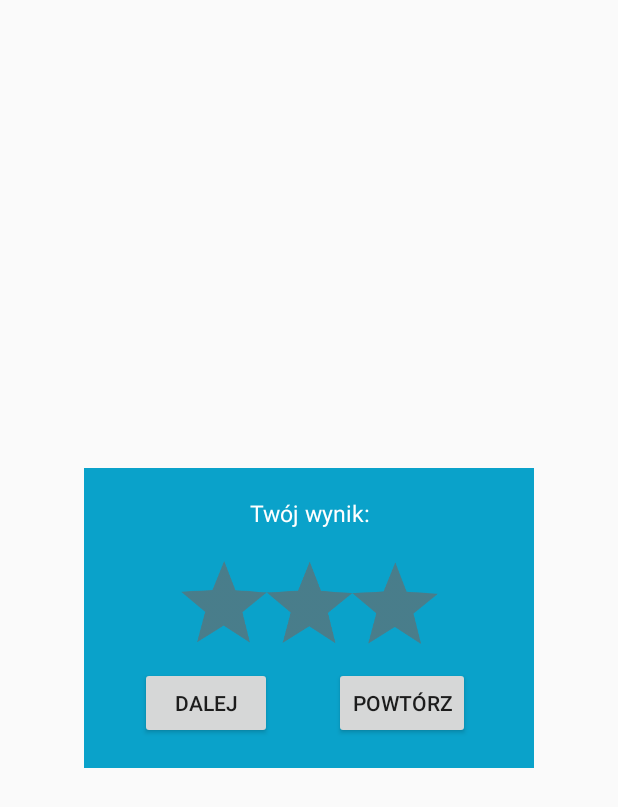
After one commit to monikamyszke/Mathemory, an Android app: the layout completed_level.xml on its own in the app's theme, with its tools: preview values and no code run, on a phone screen of 412 x 824 dp. The commit adds this screen. Shown: the top 807 px of the screen. Run offline under Robolectric (Android 15) with nearby library versions, the phone set to English and light mode, and no system bars.

Commit message:
Przejścia pomiędzy poziomami

```diff
--- /dev/null
+++ b/app/src/main/res/layout/completed_level.xml
@@ -0,0 +1,80 @@
+<?xml version="1.0" encoding="utf-8"?>
+<android.support.constraint.ConstraintLayout
+    xmlns:android="http://schemas.android.com/apk/res/android"
+    xmlns:app="http://schemas.android.com/apk/res-auto"
+    android:layout_width="300dp"
+    android:layout_height="200dp"
+    android:background="@color/background"
+    android:padding="3dp"
+    android:layout_gravity="center">
+
+    <Button
+        android:id="@+id/button"
+        android:layout_width="wrap_content"
+        android:layout_height="wrap_content"
+        android:text="Dalej"
+        android:layout_marginLeft="14dp"
+        app:layout_constraintLeft_toLeftOf="parent"
+        app:layout_constraintRight_toLeftOf="@+id/guideline31"
+        android:layout_marginRight="8dp"
+        app:layout_constraintTop_toTopOf="parent"
+        android:layout_marginTop="11dp"
+        app:layout_constraintHorizontal_bias="0.55"
+        app:layout_constraintBottom_toBottomOf="parent"
+        android:layout_marginBottom="8dp"
+        app:layout_constraintVertical_bias="0.939" />
+
+    <Button
+        android:id="@+id/button2"
+        android:layout_width="wrap_content"
+        android:layout_height="wrap_content"
+        android:text="Powtórz"
+        android:layout_marginRight="22dp"
+        app:layout_constraintRight_toRightOf="parent"
+        android:layout_marginLeft="8dp"
+        app:layout_constraintLeft_toLeftOf="@+id/guideline31"
+        app:layout_constraintTop_toTopOf="parent"
+        android:layout_marginTop="11dp"
+        app:layout_constraintHorizontal_bias="0.333"
+        app:layout_constraintBottom_toBottomOf="parent"
+        android:layout_marginBottom="8dp"
+        app:layout_constraintVertical_bias="0.939" />
+
+    <TextView
+        android:id="@+id/textView"
+        android:layout_width="89dp"
+        android:layout_height="23dp"
+        android:text="Twój wynik:"
+        android:textSize="15dp"
+        android:textColor="@color/white"
+        android:textAlignment="center"
+        app:layout_constraintTop_toTopOf="parent"
+        android:layout_marginTop="16dp"
+        android:layout_marginLeft="8dp"
+        app:layout_constraintLeft_toLeftOf="parent"
+        android:layout_marginRight="8dp"
+        app:layout_constraintRight_toRightOf="parent"
+        app:layout_constraintHorizontal_bias="0.502" />
+
+    <ImageView
+        android:id="@+id/stars"
+        android:layout_width="202dp"
+        android:layout_height="55dp"
+        app:srcCompat="@drawable/all_grey"
+        android:layout_marginLeft="8dp"
+        app:layout_constraintLeft_toLeftOf="parent"
+        android:layout_marginRight="8dp"
+        app:layout_constraintRight_toRightOf="parent"
+        app:layout_constraintBottom_toBottomOf="parent"
+        android:layout_marginBottom="8dp"
+        android:layout_marginTop="8dp"
+        app:layout_constraintTop_toBottomOf="@+id/textView"
+        app:layout_constraintVertical_bias="0.137" />
+
+    <android.support.constraint.Guideline
+        android:layout_width="wrap_content"
+        android:layout_height="wrap_content"
+        android:id="@+id/guideline31"
+        android:orientation="vertical"
+        app:layout_constraintGuide_percent="0.5" />
+</android.support.constraint.ConstraintLayout>
--- a/app/src/main/res/values/colors.xml
+++ b/app/src/main/res/values/colors.xml
@@ -4,6 +4,6 @@
     <color name="colorPrimaryDark">#303F9F</color>
     <color name="colorAccent">#ff4081</color>
     <color name="white">#ffffff</color>
+    <color name="background">#0aa2ca</color>
 
-    <color name="black_overlay">#66000000</color>
 </resources>
```
Also changed, not shown: app/src/main/AndroidManifest.xml (+6 -5 lines), app/src/main/java/com/example/monikam/mathemory/FourFieldsGame.java (+73 -4 lines), app/src/main/java/com/example/monikam/mathemory/NineFieldsGame.java (+74 -2 lines), app/src/main/java/com/example/monikam/mathemory/SixFieldsGame.java (+71 -3 lines), app/src/main/res/layout/uncompleted_level.xml (added, +67 -0 lines).
